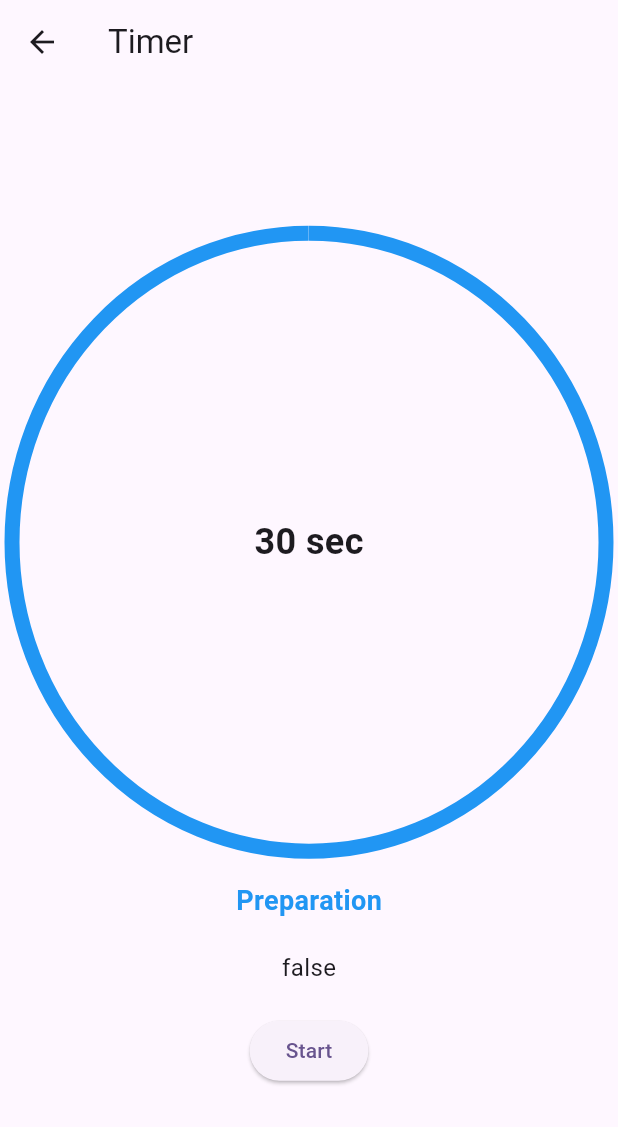
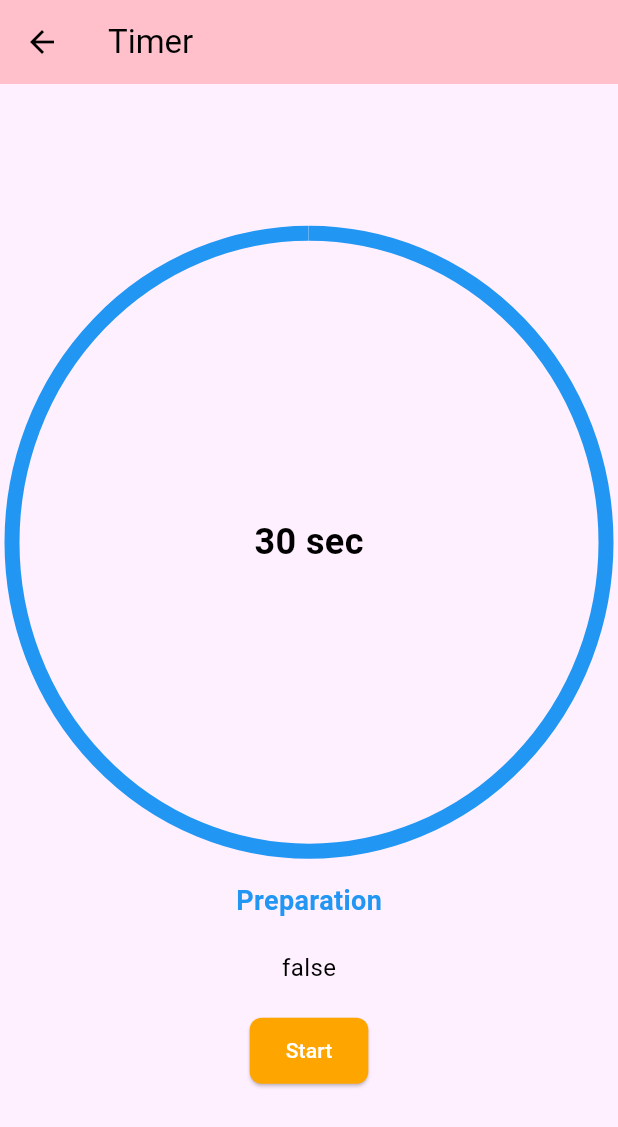
Before and after one commit to majdideveloper/box_round_timer, a Flutter app: the screen it shows after launch, after a tap on the "play arrow" icon, on a phone screen of 412 x 824 dp. Shown: the top 1127 px of the screen. Run offline on Flutter 3.47's test engine with Material 3 defaults, Android fonts, the phone set to English and light mode, and no system bars; our stand-ins replace audioplayers, bloc, dartz, equatable, flutter_bloc, freezed_annotation and 3 more; generated files the repository leaves out were written again.

Commit message:
add dark mode and multi lang

```diff
--- /dev/null
+++ b/l10n.yaml
@@ -0,0 +1,4 @@
+arb-dir: lib/l10n
+template-arb-file: app_en.arb
+output-localization-file: app_localizations.dart
+use-escaping: true
--- /dev/null
+++ b/lib/core/cubit/language_cubit.dart
@@ -0,0 +1,32 @@
+import 'dart:ui';
+import 'package:bloc/bloc.dart';
+import 'package:shared_preferences/shared_preferences.dart';
+
+class LanguageCubit extends Cubit<Locale> {
+  LanguageCubit() : super(_getSystemLocale()) {
+    _loadLanguage();
+  }
+
+  // Get the system's default locale
+  static Locale _getSystemLocale() {
+    final systemLocale = PlatformDispatcher.instance.locale;
+    return Locale(systemLocale.languageCode);
+  }
+
+  // Load language preference or fallback to system locale
+  void _loadLanguage() async {
+    final prefs = await SharedPreferences.getInstance();
+    final languageCode = prefs.getString('language');
+
+    if (languageCode != null) {
+      emit(Locale(languageCode));
+    }
+  }
+
+  // Change language and save preference
+  void changeLanguage(Locale locale) async {
+    final prefs = await SharedPreferences.getInstance();
+    await prefs.setString('language', locale.languageCode);
+    emit(locale);
+  }
+}
--- /dev/null
+++ b/lib/core/cubit/theme_cubit.dart
@@ -0,0 +1,29 @@
+import 'package:bloc/bloc.dart';
+import 'package:flutter/material.dart';
+import 'package:shared_preferences/shared_preferences.dart';
+
+class ThemeCubit extends Cubit<ThemeMode> {
+  ThemeCubit() : super(ThemeMode.system) {
+    _loadTheme();
+  }
+
+  // Load theme preference or fallback to system theme
+  void _loadTheme() async {
+    final prefs = await SharedPreferences.getInstance();
+    final isDarkMode = prefs.getBool('isDarkMode');
+    // If no preference is saved, system theme will be used by default
+    if (isDarkMode == null) {
+      emit(ThemeMode.system);
+    } else {
+      emit(isDarkMode ? ThemeMode.dark : ThemeMode.light);
+    }
+  }
+
+  // Toggle theme and save preference
+  void toggleTheme() async {
+    final isDark = state == ThemeMode.dark;
+    final prefs = await SharedPreferences.getInstance();
+    await prefs.setBool('isDarkMode', !isDark);
+    emit(isDark ? ThemeMode.light : ThemeMode.dark);
+  }
+}
--- /dev/null
+++ b/lib/core/cubit/version_state.dart
@@ -0,0 +1,26 @@
+part of 'version_cubit.dart';
+
+abstract class VersionState extends Equatable {
+  @override
+  List<Object> get props => [];
+}
+
+class VersionInitial extends VersionState {}
+
+class VersionLoading extends VersionState {}
+
+class VersionLoaded extends VersionState {
+  final String version;
+  VersionLoaded(this.version);
+
+  @override
+  List<Object> get props => [version];
+}
+
+class VersionError extends VersionState {
+  final String message;
+  VersionError(this.message);
+
+  @override
+  List<Object> get props => [message];
+}
--- /dev/null
+++ b/lib/core/my_app/app_provider.dart
@@ -0,0 +1,24 @@
+import 'package:box_round_timer/core/cubit/language_cubit.dart';
+import 'package:box_round_timer/core/cubit/theme_cubit.dart';
+import 'package:box_round_timer/core/cubit/version_cubit.dart';
+import 'package:box_round_timer/core/my_app/my_app.dart';
+import 'package:flutter/material.dart';
+import 'package:flutter_bloc/flutter_bloc.dart';
+
+class AppProvider extends StatelessWidget {
+  const AppProvider({
+    super.key,
+  });
+
+  @override
+  Widget build(BuildContext context) {
+    return MultiBlocProvider(
+      providers: [
+        BlocProvider(create: (_) => ThemeCubit()),
+        BlocProvider(create: (_) => LanguageCubit()),
+        BlocProvider(create: (_) => VersionCubit()),
+      ],
+      child: MyApp(),
+    );
+  }
+}
--- /dev/null
+++ b/lib/core/my_app/my_app.dart
@@ -0,0 +1,37 @@
+import 'package:box_round_timer/features/timer/presentation/pages/home_page.dart';
+import 'package:flutter/material.dart';
+import 'package:flutter_bloc/flutter_bloc.dart';
+import 'package:flutter_gen/gen_l10n/app_localizations.dart';
+
+import '../cubit/language_cubit.dart';
+import '../cubit/theme_cubit.dart';
+import '../theme/theme.dart';
+
+class MyApp extends StatelessWidget {
+  const MyApp({
+    super.key,
+  });
+
+  @override
+  Widget build(BuildContext context) {
+    return BlocBuilder<ThemeCubit, ThemeMode>(
+      builder: (context, themeMode) {
+        return BlocBuilder<LanguageCubit, Locale>(
+          builder: (context, locale) {
+            return MaterialApp(
+              title: 'Marker Project',
+              debugShowCheckedModeBanner: false,
+              localizationsDelegates: AppLocalizations.localizationsDelegates,
+              supportedLocales: AppLocalizations.supportedLocales,
+              locale: locale,
+              theme: AppTheme.lightTheme,
+              darkTheme: AppTheme.darkTheme,
+              themeMode: themeMode,
+              home: HomePage(),
+            );
+          },
+        );
+      },
+    );
+  }
+}
--- /dev/null
+++ b/lib/core/theme/app_colors.dart
@@ -0,0 +1,19 @@
+import 'package:flutter/material.dart';
+
+class AppColors {
+  static const Color primaryColor = Color(0xFFFFC0CB); // Soft Pink
+  static const Color secondColor = Color(0xFFFFA500); // Orange
+  static const Color primaryWhite = Color(0xFFFFFFFF); // White
+
+  // Background Colors
+  static const Color lightBackground = Color(0xFFFFf0ff);
+  static const Color darkBackground = Color(0xFF121212);
+
+  // Text Colors
+  static const Color lightText = Color(0xFF000000); // Black for Light Mode
+  static const Color darkText = Color(0xFFFFFFFF); // White for Dark Mode
+
+  static const Color grey = Color(0xFFBDBDBD);
+  static const Color darkGrey = Color.fromARGB(255, 128, 126, 126);
+  static const Color black = Color(0xFF000000);
+}
--- a/lib/core/theme/theme.dart
+++ b/lib/core/theme/theme.dart
@@ -1,31 +1,139 @@
-import 'package:box_round_timer/core/theme/app_pallete.dart';
+// import 'package:box_round_timer/core/theme/app_pallete.dart';
+// import 'package:flutter/material.dart';
+
+// class AppTheme {
+//   static _border([Color color = AppPallete.borderColor]) => OutlineInputBorder(
+//         borderSide: BorderSide(
+//           color: color,
+//           width: 3,
+//         ),
+//         borderRadius: BorderRadius.circular(10),
+//       );
+//   static final darkThemeMode = ThemeData.dark().copyWith(
+//     scaffoldBackgroundColor: AppPallete.backgroundColor,
+//     appBarTheme: const AppBarTheme(
+//       backgroundColor: AppPallete.backgroundColor,
+//     ),
+//     chipTheme: const ChipThemeData(
+//       color: MaterialStatePropertyAll(
+//         AppPallete.backgroundColor,
+//       ),
+//       side: BorderSide.none,
+//     ),
+//     inputDecorationTheme: InputDecorationTheme(
+//       contentPadding: const EdgeInsets.all(27),
+//       border: _border(),
+//       enabledBorder: _border(),
+//       focusedBorder: _border(AppPallete.gradient2),
+//       errorBorder: _border(AppPallete.errorColor),
+//     ),
+//   );
+// }
+
+//! new part
+import 'package:box_round_timer/core/theme/app_colors.dart';
 import 'package:flutter/material.dart';
 
 class AppTheme {
-  static _border([Color color = AppPallete.borderColor]) => OutlineInputBorder(
-        borderSide: BorderSide(
-          color: color,
-          width: 3,
-        ),
-        borderRadius: BorderRadius.circular(10),
-      );
-  static final darkThemeMode = ThemeData.dark().copyWith(
-    scaffoldBackgroundColor: AppPallete.backgroundColor,
+  static ThemeData lightTheme = ThemeData(
+    brightness: Brightness.light,
+    primaryColor: AppColors.primaryColor,
+    scaffoldBackgroundColor: AppColors.lightBackground,
     appBarTheme: const AppBarTheme(
-      backgroundColor: AppPallete.backgroundColor,
+      backgroundColor: AppColors.primaryColor,
+      foregroundColor: AppColors.lightText,
+      elevation: 0,
+      iconTheme: IconThemeData(color: AppColors.black),
     ),
-    chipTheme: const ChipThemeData(
-      color: MaterialStatePropertyAll(
-        AppPallete.backgroundColor,
+    textTheme: const TextTheme(
+        headlineLarge: TextStyle(
+            fontSize: 32,
+            fontWeight: FontWeight.bold,
+            color: AppColors.lightText),
+        headlineMedium: TextStyle(
+            fontSize: 24,
+            fontWeight: FontWeight.w600,
+            color: AppColors.lightText),
+        bodyLarge: TextStyle(fontSize: 16, color: AppColors.lightText),
+        bodyMedium: TextStyle(fontSize: 14, color: AppColors.lightText),
+        labelSmall: TextStyle(
+            fontSize: 14,
+            color: AppColors.darkGrey,
+            fontWeight: FontWeight.w600)),
+    buttonTheme: const ButtonThemeData(
+      buttonColor: AppColors.secondColor,
+      textTheme: ButtonTextTheme.primary,
+    ),
+    elevatedButtonTheme: ElevatedButtonThemeData(
+      style: ElevatedButton.styleFrom(
+        backgroundColor: AppColors.secondColor,
+        foregroundColor: AppColors.primaryWhite,
+        shape: RoundedRectangleBorder(
+            borderRadius: BorderRadius.all(Radius.circular(8))),
+        padding: EdgeInsets.symmetric(vertical: 12, horizontal: 24),
       ),
-      side: BorderSide.none,
     ),
-    inputDecorationTheme: InputDecorationTheme(
-      contentPadding: const EdgeInsets.all(27),
-      border: _border(),
-      enabledBorder: _border(),
-      focusedBorder: _border(AppPallete.gradient2),
-      errorBorder: _border(AppPallete.errorColor),
+    iconTheme: const IconThemeData(color: AppColors.black),
+    inputDecorationTheme: const InputDecorationTheme(
+      filled: true,
+      fillColor: AppColors.primaryWhite,
+      border: OutlineInputBorder(
+          borderRadius: BorderRadius.all(Radius.circular(8))),
+      focusedBorder: OutlineInputBorder(
+          borderSide: BorderSide(color: AppColors.primaryColor)),
+      enabledBorder:
+          OutlineInputBorder(borderSide: BorderSide(color: AppColors.grey)),
+      hintStyle: TextStyle(color: AppColors.grey),
+    ),
+  );
+
+  static ThemeData darkTheme = ThemeData(
+    brightness: Brightness.dark,
+    primaryColor: AppColors.secondColor,
+    scaffoldBackgroundColor: AppColors.darkBackground,
+    appBarTheme: const AppBarTheme(
+      backgroundColor: AppColors.darkBackground,
+      foregroundColor: AppColors.darkText,
+      elevation: 0,
+      iconTheme: IconThemeData(color: AppColors.grey),
+    ),
+    textTheme: const TextTheme(
+        headlineLarge: TextStyle(
+            fontSize: 32,
+            fontWeight: FontWeight.bold,
+            color: AppColors.darkText),
+        headlineMedium: TextStyle(
+            fontSize: 24,
+            fontWeight: FontWeight.w600,
+            color: AppColors.darkText),
+        bodyLarge: TextStyle(fontSize: 16, color: AppColors.darkText),
+        bodyMedium: TextStyle(fontSize: 14, color: AppColors.darkText),
+        labelSmall: TextStyle(
+            fontSize: 14, color: AppColors.grey, fontWeight: FontWeight.w600)),
+    buttonTheme: const ButtonThemeData(
+      buttonColor: AppColors.primaryColor,
+      textTheme: ButtonTextTheme.primary,
+    ),
+    elevatedButtonTheme: ElevatedButtonThemeData(
+      style: ElevatedButton.styleFrom(
+        backgroundColor: AppColors.primaryColor,
+        foregroundColor: AppColors.black,
+        shape: RoundedRectangleBorder(
+            borderRadius: BorderRadius.all(Radius.circular(8))),
+        padding: EdgeInsets.symmetric(vertical: 12, horizontal: 24),
+      ),
+    ),
+    iconTheme: const IconThemeData(color: AppColors.grey),
+    inputDecorationTheme: const InputDecorationTheme(
+      filled: true,
+      fillColor: AppColors.grey,
+      border: OutlineInputBorder(
+          borderRadius: BorderRadius.all(Radius.circular(8))),
+      focusedBorder: OutlineInputBorder(
+          borderSide: BorderSide(color: AppColors.secondColor)),
+      enabledBorder:
+          OutlineInputBorder(borderSide: BorderSide(color: AppColors.grey)),
+      hintStyle: TextStyle(color: AppColors.grey),
     ),
   );
 }
--- a/lib/features/timer/presentation/pages/home_page.dart
+++ b/lib/features/timer/presentation/pages/home_page.dart
@@ -1,5 +1,6 @@
 import 'package:box_round_timer/features/timer/domain/entities/timer_entity.dart';
 import 'package:box_round_timer/features/timer/presentation/pages/run_timer_page.dart';
+import 'package:box_round_timer/features/timer/presentation/pages/settings_page.dart';
 import 'package:box_round_timer/features/timer/presentation/pages/timer_page.dart';
 import 'package:box_round_timer/features/timer/presentation/widgets/round_picker_widget.dart';
 import 'package:box_round_timer/features/timer/presentation/widgets/timer_round_picker_widget.dart';
@@ -31,6 +32,16 @@ class _HomePageState extends State<HomePage> {
     return Scaffold(
       appBar: AppBar(
         title: Text("__BOX ROUND TIMER"),
+        actions: [
+          IconButton(
+              onPressed: () {
+                Navigator.push(
+                  context,
+                  MaterialPageRoute(builder: (context) => SettingsPage()),
+                );
+              },
+              icon: Icon(Icons.settings)),
+        ],
       ),
       body: Padding(
         padding: const EdgeInsets.all(8.0),
--- a/lib/main.dart
+++ b/lib/main.dart
@@ -2,12 +2,22 @@ import 'package:box_round_timer/features/timer/presentation/cubit/timer_cubit/ti
 import 'package:box_round_timer/features/timer/presentation/pages/home_page.dart';
 import 'package:flutter/material.dart';
 import 'package:flutter_bloc/flutter_bloc.dart';
+import 'core/my_app/app_provider.dart';
 import 'main_injection_container.dart' as di;
 
+// void main() async {
+//   WidgetsFlutterBinding.ensureInitialized();
+//   await di.init();
+//   runApp(const MyApp());
+// }
+
+//! new part
 void main() async {
   WidgetsFlutterBinding.ensureInitialized();
   await di.init();
-  runApp(const MyApp());
+  // bool isShowOnboarding = await getOnboardingStatus();
+
+  runApp(AppProvider());
 }
 
 class MyApp extends StatelessWidget {
--- a/pubspec.yaml
+++ b/pubspec.yaml
@@ -34,6 +34,9 @@ dependencies:
   # The following adds the Cupertino Icons font to your application.
   # Use with the CupertinoIcons class for iOS style icons.
   cupertino_icons: ^1.0.8
+  flutter_localizations:
+    sdk: flutter
+  intl: any
   dartz: ^0.10.1
   get_it: ^8.0.3
   freezed_annotation: ^2.4.4
@@ -42,6 +45,8 @@ dependencies:
   flutter_bloc: ^9.0.0
   uuid: ^4.5.1
   audioplayers: ^6.1.2
+  equatable: ^2.0.7
+  package_info_plus: ^8.2.1
 
 dev_dependencies:
   flutter_test:
@@ -67,6 +72,7 @@ flutter:
   # included with your application, so that you can use the icons in
   # the material Icons class.
   uses-material-design: true
+  generate: true
 
   # To add assets to your application, add an assets section, like this:
   assets:
```
Also changed, not shown: lib/core/constants/app_constants.dart (added, +12 -0 lines), lib/core/cubit/version_cubit.dart (added, +20 -0 lines), lib/features/timer/presentation/pages/settings_page.dart (added, +34 -0 lines), lib/features/timer/presentation/widgets/language_dropdown.dart (added, +34 -0 lines), lib/features/timer/presentation/widgets/theme_toggle_button.dart (added, +34 -0 lines), lib/features/timer/presentation/widgets/version_widget.dart (added, +27 -0 lines), lib/l10n/app_ar.arb (added, +31 -0 lines), lib/l10n/app_en.arb (added, +31 -0 lines), lib/l10n/app_fr.arb (added, +34 -0 lines), pubspec.lock, 1 other file.
